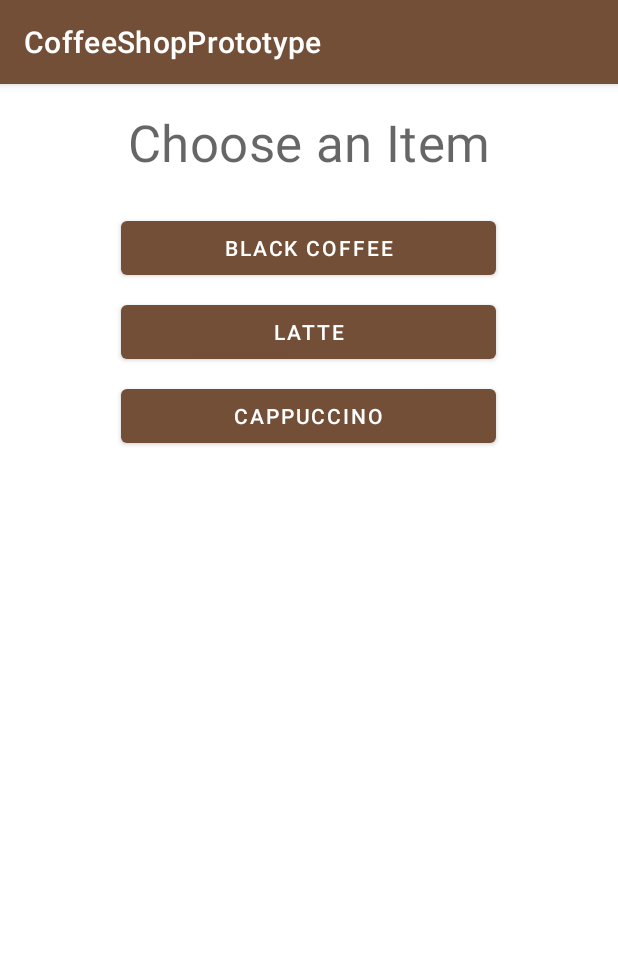
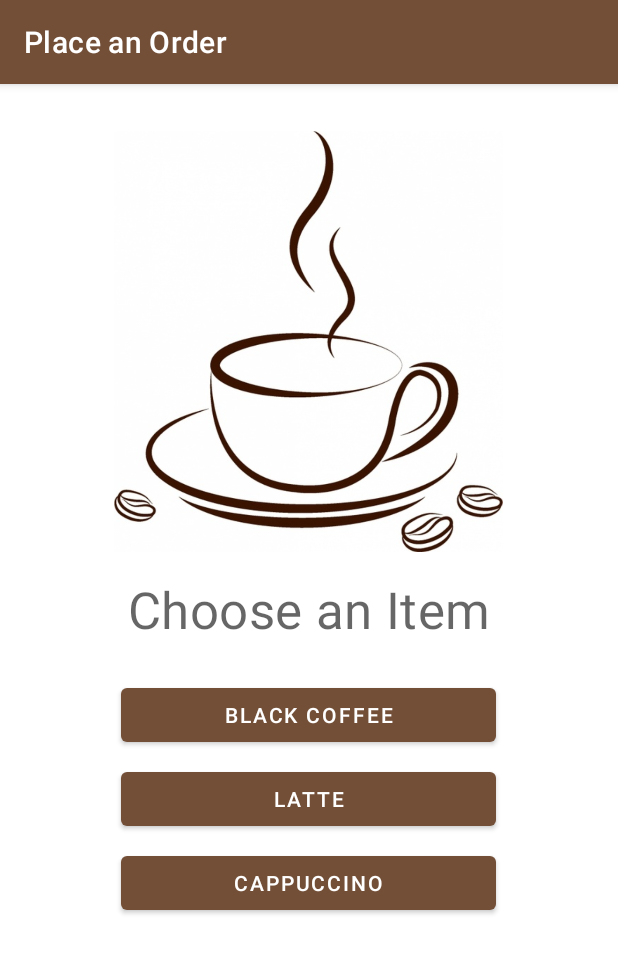
Before and after one commit to morganmschultz/CoffeeShopBeta, an Android app: the SecondActivity screen opened directly, with no data from a screen before it, on a phone screen of 412 x 824 dp. Shown: the top 953 px of the screen. Run offline under Robolectric (Android 15) with nearby library versions, the phone set to English and light mode, and no system bars; our stand-ins replace data binding, navigation-ui.

Commit message:
final things omllll

```diff
--- a/app/src/main/res/layout/activity_second.xml
+++ b/app/src/main/res/layout/activity_second.xml
@@ -1,5 +1,6 @@
 <?xml version="1.0" encoding="utf-8"?>
 <androidx.constraintlayout.widget.ConstraintLayout xmlns:android="http://schemas.android.com/apk/res/android"
+    xmlns:tools="http://schemas.android.com/tools"
     android:layout_width="match_parent"
     android:layout_height="match_parent"
     xmlns:app="http://schemas.android.com/apk/res-auto">
@@ -11,11 +12,12 @@
         android:layout_height="0dp"
         app:defaultNavHost="true"
         app:layout_constraintBottom_toBottomOf="parent"
+        app:layout_constraintHorizontal_bias="0.0"
         app:layout_constraintLeft_toLeftOf="parent"
         app:layout_constraintRight_toRightOf="parent"
         app:layout_constraintTop_toTopOf="parent"
+        app:layout_constraintVertical_bias="0.0"
         app:navGraph="@navigation/nav_graph" />
 
 
-
 </androidx.constraintlayout.widget.ConstraintLayout>
--- a/app/src/main/res/layout/fragment_start.xml
+++ b/app/src/main/res/layout/fragment_start.xml
@@ -20,6 +20,14 @@
             android:layout_height="wrap_content"
             android:orientation="vertical"
             android:padding="@dimen/side_margin">
+
+            <ImageView
+                android:id="@+id/imageView2"
+                android:layout_width="259dp"
+                android:layout_height="311dp"
+                android:layout_gravity="center_horizontal"
+                android:foregroundGravity="center_vertical|center|center_horizontal"
+                android:src="@drawable/coffee" />
 
             <TextView
                 android:layout_width="wrap_content"
--- a/app/src/main/res/navigation/nav_graph.xml
+++ b/app/src/main/res/navigation/nav_graph.xml
@@ -7,7 +7,7 @@
     <fragment
         android:id="@+id/startFragment"
         android:name="com.example.coffeeshopprototype.StartFragment"
-        android:label="@string/app_name"
+        android:label="@string/order_coffee1"
         tools:layout="@layout/fragment_start">
         <action
             android:id="@+id/action_startFragment_to_sizeFragment"
@@ -58,6 +58,6 @@
     <fragment
         android:id="@+id/orderFragment"
         android:name="com.example.coffeeshopprototype.ui.order.OrderFragment"
-        android:label="fragment_order"
+        android:label="@string/order_coffee1"
         tools:layout="@layout/fragment_order" />
 </navigation>
--- a/app/src/main/res/values/strings.xml
+++ b/app/src/main/res/values/strings.xml
@@ -19,7 +19,6 @@
     <string name="pickup_date">Pickup date</string>
     <string name="subtotal_price">Subtotal %s</string>
     <string name="total_price">Total %s</string>
-    <string name="new_cupcake_order">New Cupcake Order</string>
     <string name="order_details">Size: %2$s \nPickup date: %3$s \nTotal: %4$s \n\nThank you!</string>
     <string name="my_order_history">Find My Store</string>
     <string name="my_rewards">My Rewards</string>
```
Also changed, not shown: app/src/main/AndroidManifest.xml (+9 -9 lines), app/src/main/java/com/example/coffeeshopprototype/MainActivity.kt (+92 -2 lines), app/src/main/java/com/example/coffeeshopprototype/ui/home/HomeFragment.kt (+12 -3 lines), app/src/main/java/com/example/coffeeshopprototype/ui/menu/MenuFragment.kt (+9 -3 lines).
